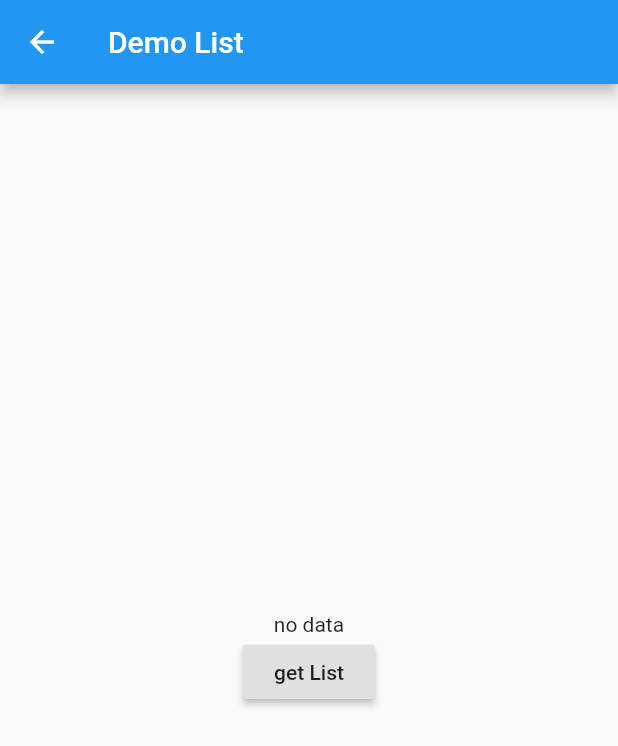
After one commit to Dwiponco/flutter_tutorial, a Flutter app: the screen it shows after launch, after a tap on "API Demo list", on a phone screen of 412 x 824 dp. The commit adds this screen. Shown: the top 746 px of the screen. Run offline on Flutter 3.47's test engine with Material 2 defaults, Android fonts, the phone set to English and light mode, and no system bars; our stand-ins replace qr_flutter; network calls fail.

Commit message:
metodhe get

```diff
--- a/lib/models/post_result_model.dart
+++ b/lib/models/post_result_model.dart
@@ -1,5 +1,4 @@
 import 'dart:convert';
-
 import 'package:http/http.dart' as http;
 
 class PostResult {
--- /dev/null
+++ b/lib/models/user_model_list.dart
@@ -0,0 +1,29 @@
+import 'dart:convert';
+import 'package:http/http.dart' as http;
+
+class UserList {
+  String id;
+  String name;
+
+  UserList({required this.id, required this.name});
+
+  factory UserList.createUserList(Map<String, dynamic> object) {
+    return UserList(
+        id: object['id'], name: object['first_name'] + " " + ["last_name"]);
+  }
+
+  static Future<List<UserList>> getUserList(String page) async {
+    String apiUrl = "https://reqres.in/api/users?page=" + page;
+    var apiResult = await http.get(Uri.parse(apiUrl));
+    var jsonObject = json.decode(apiResult.body);
+
+    List<dynamic> listUsers = (jsonObject as Map<String, dynamic>)["date"];
+
+    List<UserList> users = [];
+    for (int i = 0; i < listUsers.length; i++) {
+      users.add(UserList.createUserList(listUsers[i]));
+    }
+    print("xoba panggil ini");
+    return users;
+  }
+}
--- a/lib/pages/homePage/home_page.dart
+++ b/lib/pages/homePage/home_page.dart
@@ -3,6 +3,8 @@ import 'package:flutter_tutorial/pages/buttonCustom/button_custom.dart';
 import 'package:flutter_tutorial/pages/clipPath/clipt_path.dart';
 import 'package:flutter_tutorial/pages/gradientTransparant/gradient_transparant.dart';
 import 'package:flutter_tutorial/pages/httpRequest/api_demo.dart';
+import 'package:flutter_tutorial/pages/httpRequest/api_demo_get.dart';
+import 'package:flutter_tutorial/pages/httpRequest/api_demo_list.dart';
 import 'package:flutter_tutorial/pages/qrcode/qr_code.dart';
 
 class HomePage extends StatelessWidget {
@@ -88,8 +90,26 @@ class HomePage extends StatelessWidget {
                           return ApiDemoPage();
                         }));
                       },
-                      child:
-                          cardMethod(context, 'API Demo', Icons.api_outlined)),
+                      child: cardMethod(
+                          context, 'API Demo post', Icons.api_outlined)),
+                  GestureDetector(
+                      onTap: () {
+                        Navigator.push(context,
+                            MaterialPageRoute(builder: (context) {
+                          return ApiDemoGetPage();
+                        }));
+                      },
+                      child: cardMethod(
+                          context, 'API Demo get', Icons.api_outlined)),
+                  GestureDetector(
+                      onTap: () {
+                        Navigator.push(context,
+                            MaterialPageRoute(builder: (context) {
+                          return ApiDemoList();
+                        }));
+                      },
+                      child: cardMethod(
+                          context, 'API Demo list', Icons.api_outlined)),
                 ],
               )),
               Center(
--- /dev/null
+++ b/lib/pages/httpRequest/api_demo_list.dart
@@ -0,0 +1,36 @@
+import 'package:flutter/material.dart';
+import 'package:flutter_tutorial/models/user_model_list.dart';
+
+class ApiDemoList extends StatefulWidget {
+  const ApiDemoList({ Key? key }) : super(key: key);
+
+  @override
+  _ApiDemoListState createState() => _ApiDemoListState();
+}
+
+class _ApiDemoListState extends State<ApiDemoList> {
+  String output = "no data";
+  @override
+  Widget build(BuildContext context) {
+    return Scaffold(
+      appBar: AppBar(title: Text("Demo List"),),
+      body: Center(
+        child: Column(
+          mainAxisAlignment: MainAxisAlignment.center,
+          children: [
+            Text(output),
+            RaisedButton(onPressed: (){
+              UserList.getUserList("2").then((users) {
+                output = "";
+                for(int i = 0; i < users.length; i++) {
+                  output = output + " [ " + users[i].name + " ] ";
+                }
+                setState((){});
+              });
+            }, child: Text("get List"),)
+          ],
+        ),
+      ),
+    );
+  }
+}
```
Also changed, not shown: lib/models/user_model.dart (+27 -0 lines), lib/pages/httpRequest/api_demo.dart (+16 -6 lines), lib/pages/httpRequest/api_demo_get.dart (added, +61 -0 lines).
